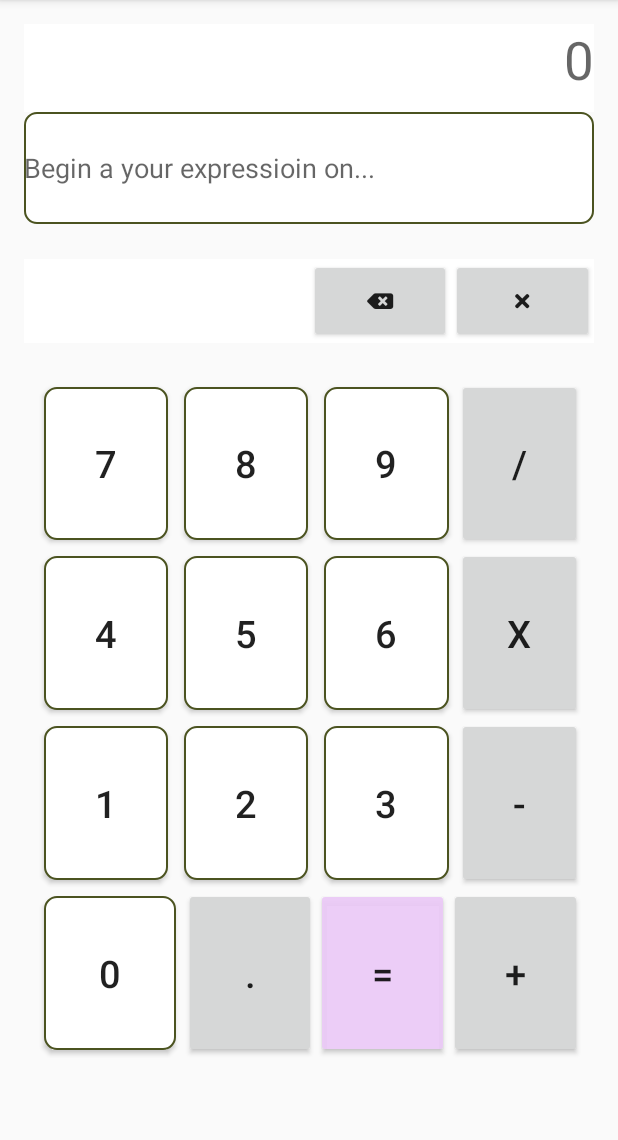
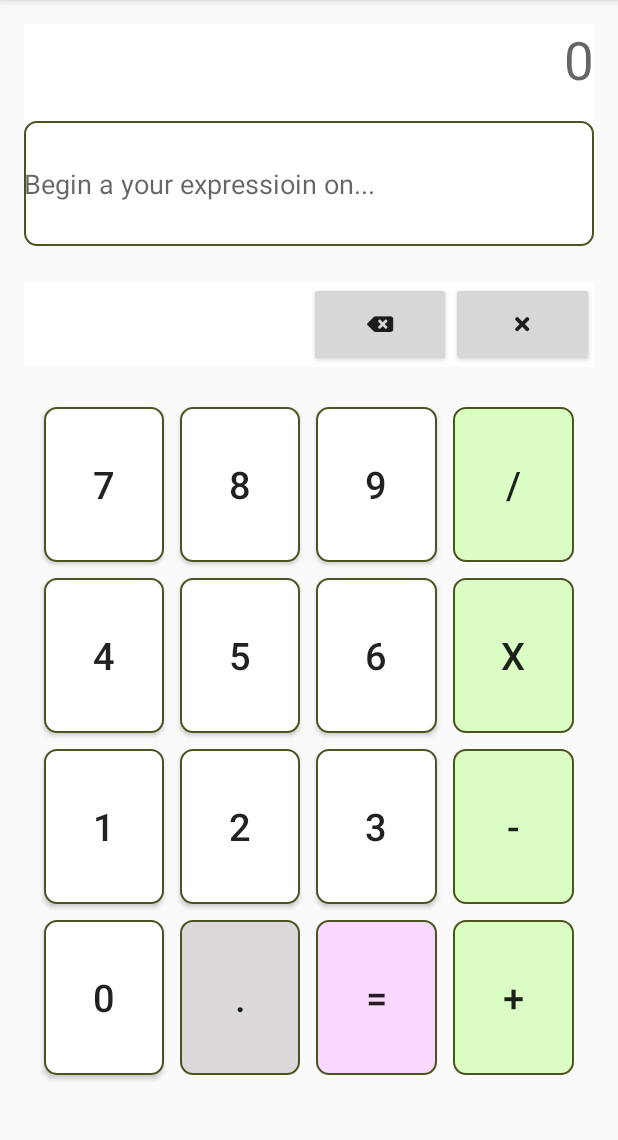
Before and after one commit to laptrinhdidongthu5/Calculator, an Android app: the screen it shows after launch (MainActivity), on a phone screen of 412 x 824 dp, the part 84-1224 px from its top. Run offline under Robolectric (Android 15) with nearby library versions, the phone set to English and light mode, and no system bars; our stand-ins replace data binding; 1 statement that could not run was skipped.

Commit message:
UIver2 3:05 14-3

```diff
--- a/app/build.gradle
+++ b/app/build.gradle
@@ -16,6 +16,10 @@ android {
             proguardFiles getDefaultProguardFile('proguard-android-optimize.txt'), 'proguard-rules.pro'
         }
     }
+    buildToolsVersion "28.0.3"
+    dataBinding {
+        enabled = true
+    }
 }
 
 dependencies {
--- a/app/src/main/AndroidManifest.xml
+++ b/app/src/main/AndroidManifest.xml
@@ -11,6 +11,7 @@
         android:theme="@style/AppTheme">
 
 
+
         <activity android:name=".MainActivity">
             <intent-filter>
                 <action android:name="android.intent.action.MAIN" />
--- a/app/src/main/java/com/pheni/calculator/MainActivity.java
+++ b/app/src/main/java/com/pheni/calculator/MainActivity.java
@@ -1,57 +1,62 @@
 package com.pheni.calculator;
 
+import android.databinding.DataBindingUtil;
+import android.os.Bundle;
 import android.support.v7.app.AppCompatActivity;
-import android.os.Bundle;
 import android.text.Editable;
-import android.text.InputType;
-import android.text.Layout;
 import android.text.Selection;
-import android.util.Log;
 import android.view.View;
 import android.widget.EditText;
 import android.widget.TableLayout;
-import android.widget.TextView;
+
+import com.pheni.calculator.databinding.ActivityMainBinding;
 
 public class MainActivity extends AppCompatActivity {
 
     public EditText textEdit;
 
-    public void onClickNumber(View view){
+    public void onClickNumber(View view) {
         String text = view.getTag().toString();
 
         int pos = textEdit.getSelectionStart();
         String a = textEdit.getText().toString();
 
-        textEdit.setText(a.substring(0, pos) + text + a.substring(pos, a.length()) );
+        textEdit.setText(a.substring(0, pos) + text + a.substring(pos, a.length()));
 
         Editable etext = textEdit.getText();
-        Selection.setSelection(etext, pos+1);
+        Selection.setSelection(etext, pos + 1);
 //        Log.i("location", Integer.toString(a) );
 
     }
 
-    public void onClickRemove(View view){
-        if(textEdit.getText().toString().length() != 0) {
+    public void onClickRemove(View view) {
+        if (textEdit.getText().toString().length() != 0) {
             String text = textEdit.getText().toString();
             text = text.substring(0, text.length() - 1);
             textEdit.setText(text);
         }
     }
 
-    public void onClickDelete(View view){
+    public void onClickDelete(View view) {
         textEdit.setText("");
     }
+
+    public void onClickResult(View view) {
+        textEdit.setText("");
+    }
+
 
     @Override
     protected void onCreate(Bundle savedInstanceState) {
         super.onCreate(savedInstanceState);
         setContentView(R.layout.activity_main);
+        final ActivityMainBinding mainBinding = DataBindingUtil.setContentView(this, R.layout.activity_main);
 
 //        textCalculator = findViewById(R.id.text_calculator);
 
-        TableLayout keyBoarch = (TableLayout)findViewById(R.id.basic_keyBoard);
+        TableLayout keyBoarch = (TableLayout) findViewById(R.id.basic_keyBoard);
 
-        textEdit = findViewById(R.id.editText);
+        textEdit = findViewById(R.id.text_result);
         textEdit.setShowSoftInputOnFocus(false);
 
     }
--- /dev/null
+++ b/app/src/main/res/drawable/boders_button_dau.xml
@@ -0,0 +1,8 @@
+<?xml version ="1.0" encoding ="utf-8"?><!--  Learn More about how to use App Actions: https://developer.android.com/guide/actions/index.html -->
+<shape xmlns:android="http://schemas.android.com/apk/res/android">
+    <stroke
+        android:width="1dip"
+        android:color="#4b5320" />
+    <solid android:color="#DDD6FFBD" />
+    <corners android:radius="8dp" />
+</shape>
--- /dev/null
+++ b/app/src/main/res/drawable/boders_button_equal.xml
@@ -0,0 +1,8 @@
+<?xml version ="1.0" encoding ="utf-8"?><!--  Learn More about how to use App Actions: https://developer.android.com/guide/actions/index.html -->
+<shape xmlns:android="http://schemas.android.com/apk/res/android">
+    <stroke
+        android:width="1dip"
+        android:color="#4b5320" />
+    <solid android:color="#DDF9D4FD" />
+    <corners android:radius="8dp" />
+</shape>
--- /dev/null
+++ b/app/src/main/res/drawable/boders_button_point.xml
@@ -0,0 +1,8 @@
+<?xml version ="1.0" encoding ="utf-8"?><!--  Learn More about how to use App Actions: https://developer.android.com/guide/actions/index.html -->
+<shape xmlns:android="http://schemas.android.com/apk/res/android">
+    <stroke
+        android:width="1dip"
+        android:color="#4b5320" />
+    <solid android:color="#DDD8D4D8" />
+    <corners android:radius="8dp" />
+</shape>
--- a/app/src/main/res/layout/activity_main.xml
+++ b/app/src/main/res/layout/activity_main.xml
@@ -25,7 +25,7 @@
             android:layout_width="match_parent"
             android:layout_height="0dp"
             android:layout_margin="8dp"
-            android:layout_weight="20"
+            android:layout_weight="22"
             android:orientation="vertical"
             android:weightSum="20">
             <!--android:background="#000">-->
@@ -95,8 +95,9 @@
             android:id="@+id/TableKeyBoardLinearLayout"
             android:layout_width="match_parent"
             android:layout_height="0dp"
-            android:layout_margin="8dp"
             android:layout_marginVertical="5dp"
+            android:layout_marginLeft="8dp"
+            android:layout_marginRight="8dp"
             android:layout_weight="70"
             android:orientation="vertical"
             android:weightSum="20">
@@ -135,7 +136,7 @@
                             android:layout_margin="5dp"
                             android:layout_weight="2.5"
                             android:background="@drawable/boders_button"
-
+                            android:onClick="onClickNumber"
                             android:tag="7"
                             android:text="@string/_7"
                             android:textSize="25sp" />
@@ -168,7 +169,9 @@
                             android:id="@+id/btn_div"
                             android:layout_width="0dp"
                             android:layout_height="match_parent"
+                            android:layout_margin="5dp"
                             android:layout_weight="2.5"
+                            android:background="@drawable/boders_button_dau"
                             android:onClick="onClickNumber"
                             android:tag="/"
                             android:text="@string/uDiv"
@@ -189,6 +192,7 @@
                             android:layout_margin="5dp"
                             android:layout_weight="2.5"
                             android:background="@drawable/boders_button"
+                            android:onClick="onClickNumber"
                             android:tag="4"
                             android:text="@string/_4"
                             android:textSize="25sp" />
@@ -221,7 +225,9 @@
                             android:id="@+id/btn_mul"
                             android:layout_width="0dp"
                             android:layout_height="match_parent"
+                            android:layout_margin="5dp"
                             android:layout_weight="2.5"
+                            android:background="@drawable/boders_button_dau"
                             android:onClick="onClickNumber"
                             android:tag="x"
                             android:text="@string/x"
@@ -275,7 +281,9 @@
                             android:id="@+id/btn_sub"
                             android:layout_width="0dp"
                             android:layout_height="match_parent"
+                            android:layout_margin="5dp"
                             android:layout_weight="2.5"
+                            android:background="@drawable/boders_button_dau"
                             android:onClick="onClickNumber"
                             android:tag="-"
                             android:text="@string/uSub"
@@ -305,7 +313,9 @@
                             android:id="@+id/btn_dot"
                             android:layout_width="0dp"
                             android:layout_height="match_parent"
+                            android:layout_margin="5dp"
                             android:layout_weight="2.5"
+                            android:background="@drawable/boders_button_point"
                             android:onClick="onClickNumber"
                             android:tag="."
                             android:text="@string/uPoint"
@@ -317,8 +327,9 @@
                             android:id="@+id/button17"
                             android:layout_width="0dp"
                             android:layout_height="match_parent"
+                            android:layout_margin="5dp"
                             android:layout_weight="2.5"
-                            android:backgroundTint="#EEEBCAF7"
+                            android:background="@drawable/boders_button_equal"
                             android:onClick="onClickResult"
                             android:text="@string/uEqual"
                             android:textSize="25sp" />
@@ -327,7 +338,9 @@
                             android:id="@+id/button18"
                             android:layout_width="0dp"
                             android:layout_height="match_parent"
+                            android:layout_margin="5dp"
                             android:layout_weight="2.5"
+                            android:background="@drawable/boders_button_dau"
                             android:onClick="onClickNumber"
                             android:tag="+"
                             android:text="@string/uCong"
--- a/build.gradle
+++ b/build.gradle
@@ -8,7 +8,6 @@ buildscript {
     }
     dependencies {
         classpath 'com.android.tools.build:gradle:3.3.1'
-
         // NOTE: Do not place your application dependencies here; they belong
         // in the individual module build.gradle files
     }
```
Also changed, not shown: gradle.properties (line endings or trailing spaces), settings.gradle (line endings or trailing spaces), 2 other files.
